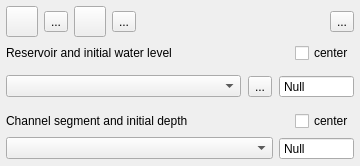
Before: the Qt Designer form flo2d/ui/ic_editor.ui in FLO-2DSoftware/qgis-flo-2d-plugin, drawn with Qt 5.
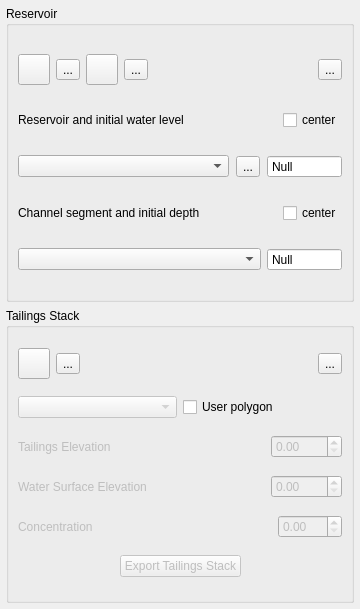
After: the same form once the commit is applied. Icons and pictures are not drawn. Custom widgets are drawn as their Qt base class.

Commit message:
Tailings removal tool (#988)
* Added the Pre-processing Tools t the widgets and the Tailings Removal Tool

* Adjusted the ic_editor.ui and completed the export TAILINGS_STACK_DEPTH.DAT

* Progress bar added to exporting Tailings Files
Exporting all the Tailings files:
- TAILINGS_STACK_DEPTH.DAT
- TAILINGS.DAT
- TAILINGS_CV.DAT

* Added a report texbox for printing out the Volume and the area

* Added a report texbox for printing out the Volume and the area

* Exporting only TAILINGS_STACK_DEPTH.DAT and TAILINGS_CV.DAT

---------

```diff
--- a/flo2d/ui/ic_editor.ui
+++ b/flo2d/ui/ic_editor.ui
@@ -7,7 +7,7 @@
     <x>0</x>
     <y>0</y>
     <width>360</width>
-    <height>166</height>
+    <height>609</height>
    </rect>
   </property>
   <property name="minimumSize">
@@ -24,6 +24,52 @@
     <number>6</number>
    </property>
    <item>
+    <widget class="QGroupBox" name="reservoir_grp">
+     <property name="title">
+      <string>Reservoir</string>
+     </property>
+     <layout class="QGridLayout" name="gridLayout">
+      <item row="1" column="0">
+       <layout class="QHBoxLayout" name="horizontalLayout_3">
+        <property name="bottomMargin">
+         <number>0</number>
+        </property>
+        <item>
+         <widget class="QLabel" name="label_2">
+          <property name="minimumSize">
+           <size>
+            <width>0</width>
+            <height>0</height>
+           </size>
+          </property>
+          <property name="text">
+           <string>Reservoir and initial water level</string>
+          </property>
+         </widget>
+        </item>
+        <item>
+         <spacer name="horizontalSpacer">
+          <property name="orientation">
+           <enum>Qt::Horizontal</enum>
+          </property>
+          <property name="sizeHint" stdset="0">
+           <size>
+            <width>40</width>
+            <height>20</height>
+           </size>
+          </property>
+         </spacer>
+        </item>
+        <item>
+         <widget class="QCheckBox" name="center_res_chbox">
+          <property name="text">
+           <string>center</string>
+          </property>
+         </widget>
+        </item>
+       </layout>
+      </item>
+      <item row="0" column="0">
     <layout class="QHBoxLayout" name="horizontalLayout_7">
      <item>
       <widget class="QToolButton" name="add_user_res_btn">
@@ -149,13 +195,10 @@
      </item>
     </layout>
    </item>
+      <item row="3" column="0">
+       <layout class="QHBoxLayout" name="horizontalLayout_4">
    <item>
-    <layout class="QHBoxLayout" name="horizontalLayout_3">
-     <property name="bottomMargin">
-      <number>0</number>
-     </property>
-     <item>
-      <widget class="QLabel" name="label_2">
+         <widget class="QLabel" name="label">
        <property name="minimumSize">
         <size>
          <width>0</width>
@@ -163,12 +206,12 @@
         </size>
        </property>
        <property name="text">
-        <string>Reservoir and initial water level</string>
+           <string>Channel segment and initial depth</string>
        </property>
       </widget>
      </item>
      <item>
-      <spacer name="horizontalSpacer">
+         <spacer name="horizontalSpacer_2">
        <property name="orientation">
         <enum>Qt::Horizontal</enum>
        </property>
@@ -181,7 +224,7 @@
       </spacer>
      </item>
      <item>
-      <widget class="QCheckBox" name="center_res_chbox">
+         <widget class="QCheckBox" name="center_seg_chbox">
        <property name="text">
         <string>center</string>
        </property>
@@ -189,28 +232,7 @@
      </item>
     </layout>
    </item>
-   <item>
-    <widget class="QFrame" name="outflow_frame">
-     <property name="minimumSize">
-      <size>
-       <width>0</width>
-       <height>0</height>
-      </size>
-     </property>
-     <property name="frameShape">
-      <enum>QFrame::NoFrame</enum>
-     </property>
-     <property name="frameShadow">
-      <enum>QFrame::Raised</enum>
-     </property>
-     <layout class="QVBoxLayout" name="verticalLayout_2">
-      <property name="spacing">
-       <number>3</number>
-      </property>
-      <property name="margin">
-       <number>0</number>
-      </property>
-      <item>
+      <item row="2" column="0">
        <layout class="QHBoxLayout" name="horizontalLayout">
         <property name="spacing">
          <number>7</number>
@@ -287,47 +309,7 @@
         </item>
        </layout>
       </item>
-     </layout>
-    </widget>
-   </item>
-   <item>
-    <layout class="QHBoxLayout" name="horizontalLayout_4">
-     <item>
-      <widget class="QLabel" name="label">
-       <property name="minimumSize">
-        <size>
-         <width>0</width>
-         <height>0</height>
-        </size>
-       </property>
-       <property name="text">
-        <string>Channel segment and initial depth</string>
-       </property>
-      </widget>
-     </item>
-     <item>
-      <spacer name="horizontalSpacer_2">
-       <property name="orientation">
-        <enum>Qt::Horizontal</enum>
-       </property>
-       <property name="sizeHint" stdset="0">
-        <size>
-         <width>40</width>
-         <height>20</height>
-        </size>
-       </property>
-      </spacer>
-     </item>
-     <item>
-      <widget class="QCheckBox" name="center_seg_chbox">
-       <property name="text">
-        <string>center</string>
-       </property>
-      </widget>
-     </item>
-    </layout>
-   </item>
-   <item>
+      <item row="4" column="0">
     <layout class="QHBoxLayout" name="horizontalLayout_2">
      <item>
       <widget class="QComboBox" name="chan_seg_cbo">
@@ -374,6 +356,300 @@
    </item>
   </layout>
  </widget>
+   </item>
+   <item>
+    <widget class="QGroupBox" name="tailings_grp">
+     <property name="title">
+      <string>Tailings Stack</string>
+     </property>
+     <layout class="QGridLayout" name="gridLayout_2">
+      <item row="0" column="0">
+       <layout class="QHBoxLayout" name="horizontalLayout_8">
+        <item>
+         <widget class="QToolButton" name="add_tailings_btn">
+          <property name="toolTip">
+           <string>Add tailings</string>
+          </property>
+          <property name="text">
+           <string/>
+          </property>
+          <property name="icon">
+           <iconset>
+            <normaloff>../img/mActionCapturePolygon.svg</normaloff>../img/mActionCapturePolygon.svg</iconset>
+          </property>
+          <property name="iconSize">
+           <size>
+            <width>24</width>
+            <height>24</height>
+           </size>
+          </property>
+          <property name="checkable">
+           <bool>false</bool>
+          </property>
+         </widget>
+        </item>
+        <item>
+         <widget class="QToolButton" name="save_tailings_btn">
+          <property name="toolTip">
+           <string>Save added tailings</string>
+          </property>
+          <property name="text">
+           <string>...</string>
+          </property>
+          <property name="icon">
+           <iconset>
+            <normaloff>../img/mActionSaveAllEdits.svg</normaloff>../img/mActionSaveAllEdits.svg</iconset>
+          </property>
+          <property name="iconSize">
+           <size>
+            <width>24</width>
+            <height>24</height>
+           </size>
+          </property>
+         </widget>
+        </item>
+        <item>
+         <spacer name="horizontalSpacer_6">
+          <property name="orientation">
+           <enum>Qt::Horizontal</enum>
+          </property>
+          <property name="sizeHint" stdset="0">
+           <size>
+            <width>40</width>
+            <height>20</height>
+           </size>
+          </property>
+         </spacer>
+        </item>
+        <item>
+         <widget class="QToolButton" name="delete_tailings_btn">
+          <property name="toolTip">
+           <string>Delete tailings</string>
+          </property>
+          <property name="text">
+           <string>...</string>
+          </property>
+          <property name="icon">
+           <iconset>
+            <normaloff>../img/mActionDeleteSelected.svg</normaloff>../img/mActionDeleteSelected.svg</iconset>
+          </property>
+          <property name="iconSize">
+           <size>
+            <width>24</width>
+            <height>24</height>
+           </size>
+          </property>
+         </widget>
+        </item>
+       </layout>
+      </item>
+      <item row="1" column="0">
+       <layout class="QGridLayout" name="gridLayout_3">
+        <item row="0" column="0">
+         <widget class="QComboBox" name="tailings_cbo">
+          <property name="enabled">
+           <bool>false</bool>
+          </property>
+         </widget>
+        </item>
+        <item row="0" column="1">
+         <widget class="QCheckBox" name="user_polygon_cb">
+          <property name="layoutDirection">
+           <enum>Qt::LeftToRight</enum>
+          </property>
+          <property name="text">
+           <string>User polygon</string>
+          </property>
+         </widget>
+        </item>
+       </layout>
+      </item>
+      <item row="8" column="0">
+       <layout class="QHBoxLayout" name="horizontalLayout_9">
+        <item>
+         <spacer name="horizontalSpacer_7">
+          <property name="orientation">
+           <enum>Qt::Horizontal</enum>
+          </property>
+          <property name="sizeHint" stdset="0">
+           <size>
+            <width>40</width>
+            <height>20</height>
+           </size>
+          </property>
+         </spacer>
+        </item>
+        <item>
+         <widget class="QPushButton" name="export_tailings_btn">
+          <property name="enabled">
+           <bool>false</bool>
+          </property>
+          <property name="text">
+           <string>Export Tailings Stack</string>
+          </property>
+         </widget>
+        </item>
+        <item>
+         <spacer name="horizontalSpacer_8">
+          <property name="orientation">
+           <enum>Qt::Horizontal</enum>
+          </property>
+          <property name="sizeHint" stdset="0">
+           <size>
+            <width>40</width>
+            <height>20</height>
+           </size>
+          </property>
+         </spacer>
+        </item>
+       </layout>
+      </item>
+      <item row="5" column="0">
+       <layout class="QHBoxLayout" name="horizontalLayout_6">
+        <item>
+         <widget class="QLabel" name="label_4">
+          <property name="enabled">
+           <bool>false</bool>
+          </property>
+          <property name="text">
+           <string>Water Surface Elevation</string>
+          </property>
+         </widget>
+        </item>
+        <item>
+         <spacer name="horizontalSpacer_4">
+          <property name="orientation">
+           <enum>Qt::Horizontal</enum>
+          </property>
+          <property name="sizeHint" stdset="0">
+           <size>
+            <width>40</width>
+            <height>20</height>
+           </size>
+          </property>
+         </spacer>
+        </item>
+        <item>
+         <widget class="QgsDoubleSpinBox" name="wse_sb">
+          <property name="enabled">
+           <bool>false</bool>
+          </property>
+          <property name="maximum">
+           <double>9999.000000000000000</double>
+          </property>
+         </widget>
+        </item>
+       </layout>
+      </item>
+      <item row="4" column="0">
+       <layout class="QHBoxLayout" name="horizontalLayout_5">
+        <item>
+         <widget class="QLabel" name="label_3">
+          <property name="enabled">
+           <bool>false</bool>
+          </property>
+          <property name="text">
+           <string>Tailings Elevation</string>
+          </property>
+         </widget>
+        </item>
+        <item>
+         <spacer name="horizontalSpacer_3">
+          <property name="orientation">
+           <enum>Qt::Horizontal</enum>
+          </property>
+          <property name="sizeHint" stdset="0">
+           <size>
+            <width>40</width>
+            <height>20</height>
+           </size>
+          </property>
+         </spacer>
+        </item>
+        <item>
+         <widget class="QgsDoubleSpinBox" name="tailings_elev_sb">
+          <property name="enabled">
+           <bool>false</bool>
+          </property>
+          <property name="maximum">
+           <double>9999.000000000000000</double>
+          </property>
+         </widget>
+        </item>
+       </layout>
+      </item>
+      <item row="6" column="0">
+       <layout class="QHBoxLayout" name="horizontalLayout_10">
+        <item>
+         <widget class="QLabel" name="label_5">
+          <property name="enabled">
+           <bool>false</bool>
+          </property>
+          <property name="text">
+           <string>Concentration</string>
+          </property>
+         </widget>
+        </item>
+        <item>
+         <spacer name="horizontalSpacer_9">
+          <property name="orientation">
+           <enum>Qt::Horizontal</enum>
+          </property>
+          <property name="sizeHint" stdset="0">
+           <size>
+            <width>40</width>
+            <height>20</height>
+           </size>
+          </property>
+         </spacer>
+        </item>
+        <item>
+         <widget class="QgsDoubleSpinBox" name="concentration_sb">
+          <property name="enabled">
+           <bool>false</bool>
+          </property>
+          <property name="maximum">
+           <double>150.000000000000000</double>
+          </property>
+         </widget>
+        </item>
+       </layout>
+      </item>
+     </layout>
+    </widget>
+   </item>
+  </layout>
+ </widget>
+ <customwidgets>
+  <customwidget>
+   <class>QgsDoubleSpinBox</class>
+   <extends>QDoubleSpinBox</extends>
+   <header>qgsdoublespinbox.h</header>
+  </customwidget>
+ </customwidgets>
+ <tabstops>
+  <tabstop>add_user_res_btn</tabstop>
+  <tabstop>save_changes_btn</tabstop>
+  <tabstop>revert_changes_btn</tabstop>
+  <tabstop>delete_res_btn</tabstop>
+  <tabstop>schem_res_btn</tabstop>
+  <tabstop>center_res_chbox</tabstop>
+  <tabstop>res_cbo</tabstop>
+  <tabstop>rename_res_btn</tabstop>
+  <tabstop>res_ini_sbox</tabstop>
+  <tabstop>center_seg_chbox</tabstop>
+  <tabstop>chan_seg_cbo</tabstop>
+  <tabstop>seg_ini_sbox</tabstop>
+  <tabstop>add_tailings_btn</tabstop>
+  <tabstop>save_tailings_btn</tabstop>
+  <tabstop>delete_tailings_btn</tabstop>
+  <tabstop>tailings_cbo</tabstop>
+  <tabstop>user_polygon_cb</tabstop>
+  <tabstop>tailings_elev_sb</tabstop>
+  <tabstop>wse_sb</tabstop>
+  <tabstop>concentration_sb</tabstop>
+  <tabstop>export_tailings_btn</tabstop>
+ </tabstops>
  <resources/>
  <connections/>
 </ui>
```
Left out of the diff: 11 changed lines with no effect on the pictures. Lines whose indentation alone changed are shown as unchanged. The commit also changes 6 other files.
